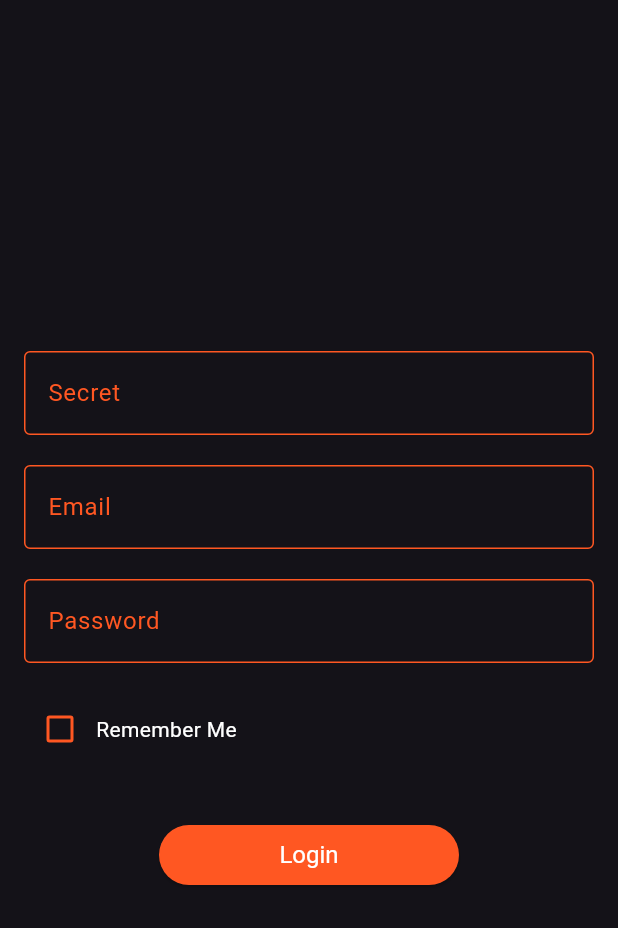
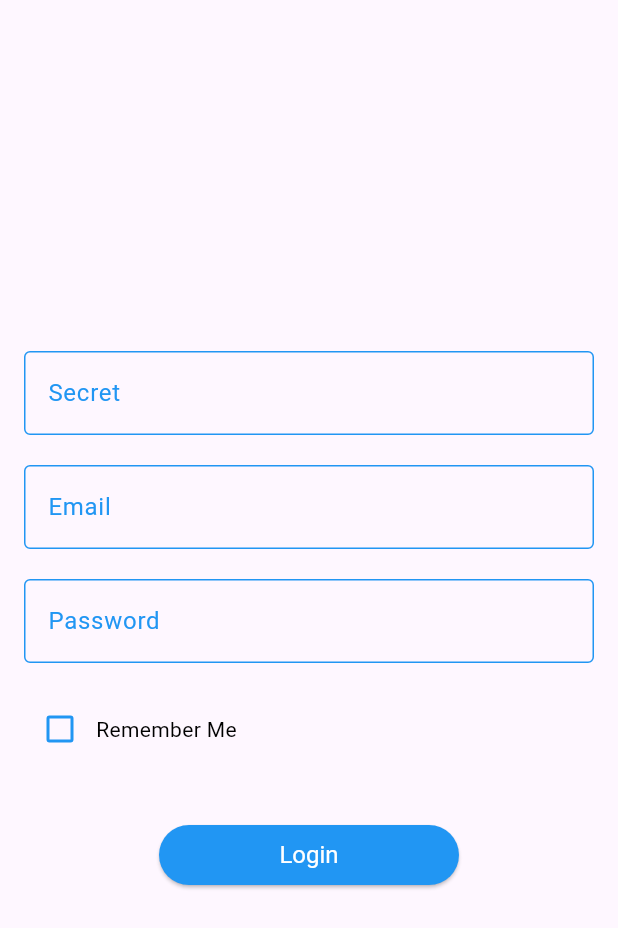
Before and after one commit to KendallRey/testing-flutter, a Flutter app: the screen it shows after launch, on a phone screen of 412 x 824 dp. Shown: the top 928 px of the screen. Run offline on Flutter 3.47's test engine with Material 3 defaults, Android fonts, the phone set to English and light mode, and no system bars; our stand-ins replace cloud_firestore, firebase_auth, firebase_core, flutter_dotenv, go_router, image_picker and 1 more; missing offline and left inert: encrypt; accounts and stored records are empty.

Commit message:
refactor-enhance, update light and dark mode theme colors

```diff
--- a/lib/app/app.dart
+++ b/lib/app/app.dart
@@ -8,7 +8,7 @@ class MyApp extends StatelessWidget {
 
 
   final Color darkActionColor = Colors.deepOrange;
-  final Color darkPrimaryColor = Colors.black38;
+  final Color darkShadeColor = Colors.black38;
   final Color darkFocusedColor = Colors.yellow;
   final Color darkGenericColor = Colors.black;
   final Color darkDisabledColor = Colors.blueGrey;
@@ -16,9 +16,12 @@ class MyApp extends StatelessWidget {
   final Color darkErrorFocusColor = Colors.redAccent;
 
   final Color lightActionColor = Colors.blue;
+  final Color lightShadeColor = Colors.white38;
   final Color lightFocusedColor = Colors.cyan;
   final Color lightGenericColor = Colors.white;
   final Color lightDisabledColor = Colors.blueGrey;
+  final Color lightErrorColor = Colors.red;
+  final Color lightErrorFocusColor = Colors.redAccent;
 
   WidgetStateProperty<Color?> stateColorBackgroundDarkMode(){
     return WidgetStateProperty.resolveWith((state) {
@@ -43,23 +46,59 @@ class MyApp extends StatelessWidget {
     return MaterialApp.router(
       routerConfig:  AppRouter().router,
       theme: ThemeData.light().copyWith(
-        primaryColor:  Colors.blue,
+        primaryColor:  lightActionColor,
+        primaryColorDark: lightShadeColor,
         appBarTheme: AppBarTheme(
           backgroundColor: lightActionColor,
+          foregroundColor: lightGenericColor,
         ),
         textButtonTheme: TextButtonThemeData(
-          style: ButtonStyle(
-            foregroundColor: stateColorBackgroundLightMode(),
-          )
+            style: ButtonStyle(
+              foregroundColor: stateColorBackgroundLightMode(),
+            )
         ),
         bottomNavigationBarTheme: BottomNavigationBarThemeData(
-          selectedIconTheme: IconThemeData( color: lightActionColor),
-          selectedLabelStyle: TextStyle(color: lightActionColor),
-          unselectedLabelStyle: TextStyle(color: lightActionColor),
+            selectedItemColor: lightActionColor,
+            unselectedItemColor: darkGenericColor,
+            backgroundColor: lightActionColor
         ),
-        buttonTheme: ButtonThemeData(
-          buttonColor: Colors.blue,
-          textTheme: ButtonTextTheme.primary,
+        checkboxTheme: CheckboxThemeData(
+          checkColor: WidgetStateProperty.all(lightActionColor),
+          fillColor: WidgetStateProperty.all(Colors.transparent),
+          side: BorderSide(color: lightActionColor, width: 2),
+        ),
+        unselectedWidgetColor: lightActionColor,
+        progressIndicatorTheme: ProgressIndicatorThemeData(
+          color: lightActionColor,
+        ),
+        elevatedButtonTheme: ElevatedButtonThemeData(
+          style: ButtonStyle(
+            backgroundColor: stateColorBackgroundLightMode(),
+            foregroundColor: WidgetStateProperty.all(lightGenericColor),
+          ),
+        ),
+        floatingActionButtonTheme: FloatingActionButtonThemeData(
+          backgroundColor: lightActionColor,
+          foregroundColor: lightGenericColor,
+        ),
+        inputDecorationTheme: InputDecorationTheme(
+            enabledBorder: OutlineInputBorder(
+              borderSide: BorderSide(color: lightActionColor),
+            ),
+            focusedBorder: OutlineInputBorder(
+              borderSide: BorderSide(color: lightFocusedColor),
+            ),
+            focusColor: darkFocusedColor,
+            labelStyle: TextStyle(color: lightActionColor),
+            floatingLabelStyle: TextStyle(
+                color: lightActionColor
+            ),
+            errorBorder: OutlineInputBorder(
+              borderSide: BorderSide(color: lightErrorColor),
+            ),
+            focusedErrorBorder: OutlineInputBorder(
+              borderSide: BorderSide(color: lightErrorFocusColor),
+            )
         ),
         textTheme: TextTheme(
           displayLarge: TextStyle(color: darkGenericColor),
@@ -74,16 +113,17 @@ class MyApp extends StatelessWidget {
           bodyLarge: TextStyle(color: darkGenericColor),
           bodyMedium: TextStyle(color: darkGenericColor),
           bodySmall: TextStyle(color: darkGenericColor),
-          labelLarge: TextStyle(color: darkGenericColor),
-          labelMedium: TextStyle(color: darkGenericColor),
-          labelSmall: TextStyle(color: darkGenericColor),
+          labelLarge: TextStyle(color: lightGenericColor),
+          labelMedium: TextStyle(color: lightGenericColor),
+          labelSmall: TextStyle(color: lightGenericColor),
         ),
       ),
       darkTheme: ThemeData.dark().copyWith(
         primaryColor: darkActionColor,
-        primaryColorDark: darkPrimaryColor,
+        primaryColorDark: darkShadeColor,
         appBarTheme: AppBarTheme(
           backgroundColor: darkActionColor,
+          foregroundColor: lightGenericColor,
         ),
         textButtonTheme: TextButtonThemeData(
           style: ButtonStyle(
@@ -152,7 +192,7 @@ class MyApp extends StatelessWidget {
         ),
       ),
       // themeMode: ThemeMode.light,
-      themeMode: ThemeMode.dark,
+      // themeMode: ThemeMode.dark,
     );
   }
 
--- a/lib/features/list/presentation/screens/list_screen.dart
+++ b/lib/features/list/presentation/screens/list_screen.dart
@@ -69,12 +69,12 @@ class ListScreen extends StatelessWidget {
                               children: [
                                 Text(
                                   item.code,
-                                  style: Theme.of(context).textTheme.titleLarge,
+                                  style: Theme.of(context).textTheme.labelLarge,
                                 ),
                                 Text(
                                   overflow: TextOverflow.ellipsis,
                                   item.title,
-                                  style: Theme.of(context).textTheme.labelLarge,
+                                  style: Theme.of(context).textTheme.labelMedium,
                                 )
                               ],
                             ),
```
